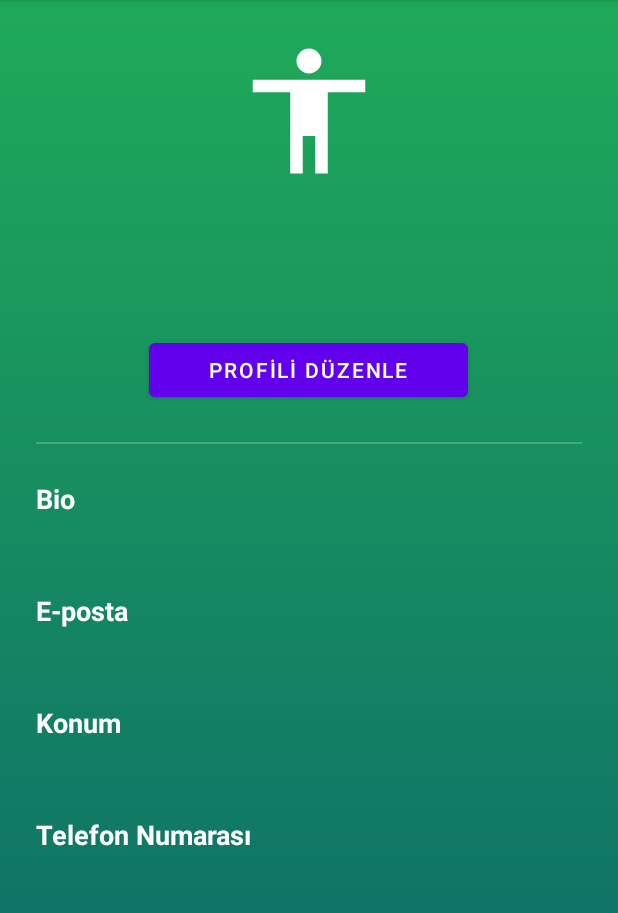
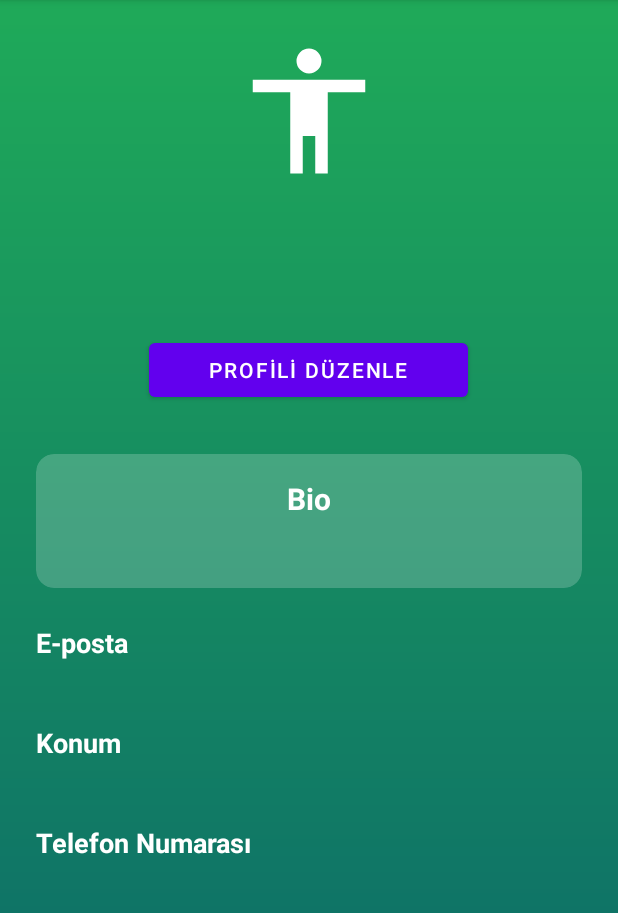
Before and after one commit to IsikYildiz/Loopin, an Android app: the ProfileActivity screen opened directly, with no data from a screen before it, on a phone screen of 412 x 824 dp, the part 84-997 px from its top. Run offline under Robolectric (Android 15) with nearby library versions, the phone set to English and light mode, and no system bars; pictures from the network do not load.

Commit message:
bio öne çıkarıldı ve daha dikkat çekici hale getirildi

```diff
--- a/Loopin-frontend/app/build.gradle.kts
+++ b/Loopin-frontend/app/build.gradle.kts
@@ -65,4 +65,5 @@ dependencies {
     implementation("com.github.bumptech.glide:glide:4.15.1")
     kapt("com.github.bumptech.glide:compiler:4.15.1")
     implementation("com.google.android.material:material:1.9.0")
+    implementation("androidx.cardview:cardview:1.0.0")
 }
--- a/Loopin-frontend/app/src/main/res/layout/activity_profile.xml
+++ b/Loopin-frontend/app/src/main/res/layout/activity_profile.xml
@@ -14,6 +14,7 @@
         android:orientation="vertical"
         android:padding="24dp">
 
+        <!-- ÜST KISIM (DEĞİŞMEDİ) -->
         <ProgressBar
             android:id="@+id/progressBar"
             android:layout_width="wrap_content"
@@ -62,34 +63,53 @@
             android:paddingEnd="40dp"
             android:text="PROFİLİ DÜZENLE" />
 
-        <View
+        <!-- ÖNE ÇIKARILAN BIO ALANI (YENİ TASARIM) -->
+        <androidx.cardview.widget.CardView
             android:layout_width="match_parent"
-            android:layout_height="1dp"
-            android:layout_marginTop="24dp"
-            android:background="#33FFFFFF" />
+            android:layout_height="wrap_content"
+            android:layout_marginTop="32dp"
+            app:cardBackgroundColor="#33FFFFFF"
+            app:cardCornerRadius="12dp"
+            app:cardElevation="0dp">
 
-        <!-- Bio, E-posta, Konum, Telefon için de tüm etiket ve değerlerin textColor'ları güncellendi. -->
+            <LinearLayout
+                android:layout_width="match_parent"
+                android:layout_height="wrap_content"
+                android:orientation="vertical"
+                android:gravity="center_horizontal"
+                android:padding="16dp">
+
                 <TextView
                     android:layout_width="wrap_content"
                     android:layout_height="wrap_content"
-            android:layout_marginTop="24dp"
                     android:text="Bio"
                     android:textColor="@android:color/white"
-            android:textSize="18sp"
+                    android:textSize="20sp"
                     android:textStyle="bold" />
+
                 <TextView
                     android:id="@+id/textBio"
                     android:layout_width="wrap_content"
                     android:layout_height="wrap_content"
-            android:layout_marginTop="4dp"
+                    android:layout_marginTop="8dp"
                     android:textColor="@android:color/white"
                     android:textSize="16sp"
-            tools:text="aaaaa" />
+                    android:textAlignment="center"
+                    tools:text="xxxxxxxx" />
+            </LinearLayout>
+        </androidx.cardview.widget.CardView>
 
+        <!-- DİĞER BİLGİLER -->
+        <LinearLayout
+            android:layout_width="match_parent"
+            android:layout_height="wrap_content"
+            android:orientation="vertical"
+            android:layout_marginTop="24dp">
+
+            <!-- E-posta Bilgisi -->
             <TextView
                 android:layout_width="wrap_content"
                 android:layout_height="wrap_content"
-            android:layout_marginTop="24dp"
                 android:text="E-posta"
                 android:textColor="@android:color/white"
                 android:textSize="18sp"
@@ -103,10 +123,11 @@
                 android:textSize="16sp"
                 tools:text="mustafa@gmail.com" />
 
+            <!-- Konum Bilgisi -->
             <TextView
                 android:layout_width="wrap_content"
                 android:layout_height="wrap_content"
-            android:layout_marginTop="24dp"
+                android:layout_marginTop="16dp"
                 android:text="Konum"
                 android:textColor="@android:color/white"
                 android:textSize="18sp"
@@ -118,12 +139,13 @@
                 android:layout_marginTop="4dp"
                 android:textColor="@android:color/white"
                 android:textSize="16sp"
-            tools:text="asdasd" />
+                tools:text="ankara" />
 
+            <!-- Telefon Numarası Bilgisi -->
             <TextView
                 android:layout_width="wrap_content"
                 android:layout_height="wrap_content"
-            android:layout_marginTop="24dp"
+                android:layout_marginTop="16dp"
                 android:text="Telefon Numarası"
                 android:textColor="@android:color/white"
                 android:textSize="18sp"
@@ -135,7 +157,8 @@
                 android:layout_marginTop="4dp"
                 android:textColor="@android:color/white"
                 android:textSize="16sp"
-            tools:text="05313109439" />
+                tools:text="05333333333" />
+        </LinearLayout>
 
     </LinearLayout>
 </ScrollView>
```
Lines whose indentation alone changed are shown as unchanged.
